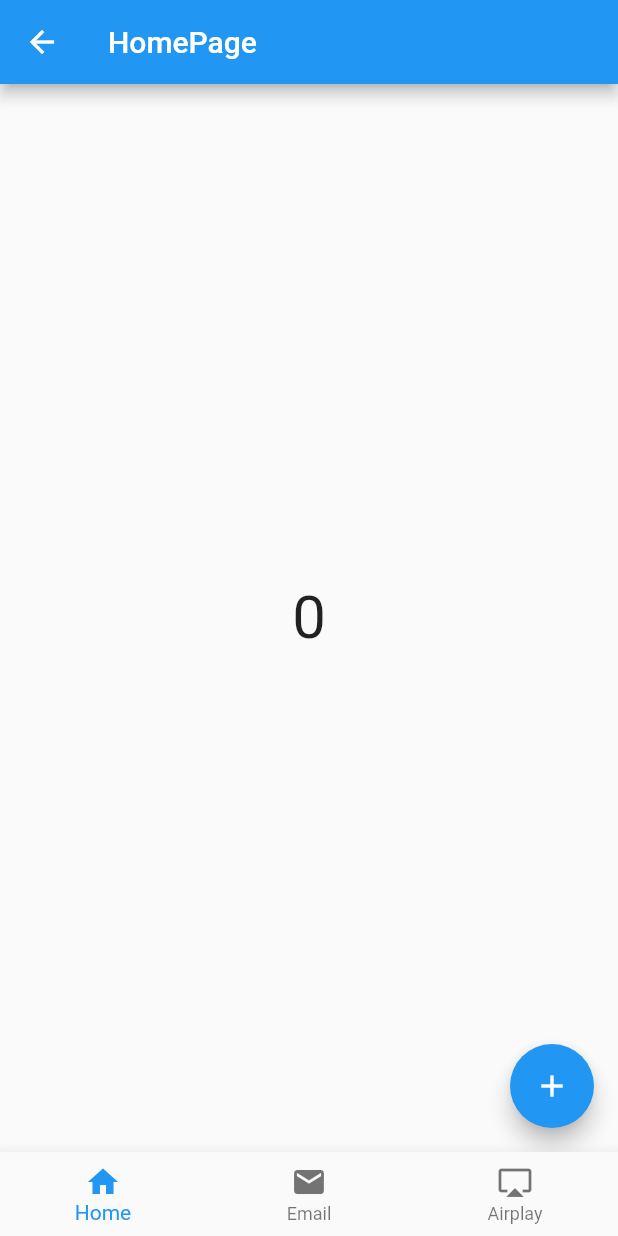
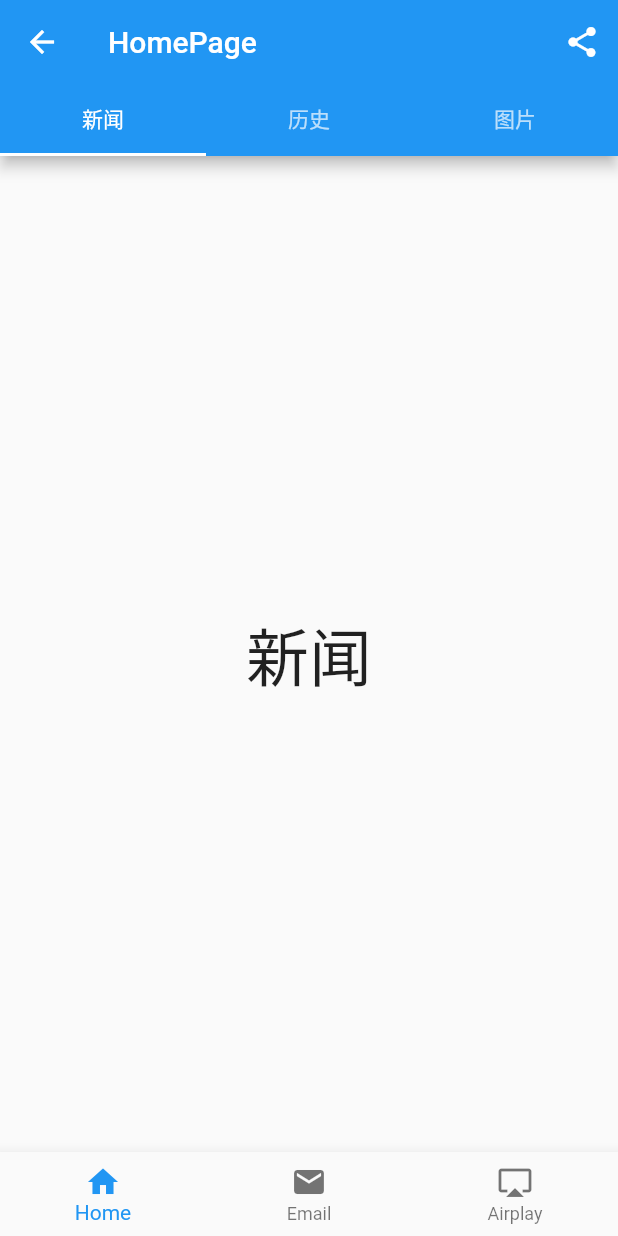
Before and after one commit to nchkdxlq/flutter_demo, a Flutter app: the screen it shows after launch, after a tap on "keepAlive BottomNavigation", on a phone screen of 412 x 824 dp. Run offline on Flutter 3.47's test engine with Material 2 defaults, Android fonts, the phone set to English and light mode, and no system bars.

```diff
--- a/lib/bottom_navigation_bar/CounterPage.dart
+++ b/lib/bottom_navigation_bar/CounterPage.dart
@@ -23,10 +23,7 @@ class CounterState extends State<StatefulWidget> with AutomaticKeepAliveClientMi
 		return Scaffold(
 			appBar: appBar(context),
 			body: body(context),
-			floatingActionButton: FloatingActionButton(
-				onPressed: incrementCounter,
-				child: Icon(Icons.add),
-			),
+			floatingActionButton: floatingActionButton(context),
 		);
   }
 
@@ -50,4 +47,11 @@ class CounterState extends State<StatefulWidget> with AutomaticKeepAliveClientMi
 			),
 		);
 	}
+
+	FloatingActionButton floatingActionButton(BuildContext context) {
+		return FloatingActionButton(
+			onPressed: incrementCounter,
+			child: Icon(Icons.add),
+		);
+	}
 }
--- a/lib/bottom_navigation_bar/keep_alive/HomePage.dart
+++ b/lib/bottom_navigation_bar/keep_alive/HomePage.dart
@@ -1,5 +1,3 @@
-import 'dart:developer';
-
 import 'package:flutter/material.dart';
 import 'package:flutterdemo/bottom_navigation_bar/CounterPage.dart';
 
@@ -10,7 +8,23 @@ class HomePage extends CounterPage {
 	}
 }
 
-class HomePageState extends CounterState {
+class HomePageState extends CounterState with SingleTickerProviderStateMixin {
+
+	List tabs = ['新闻', '历史', '图片'];
+
+	TabController _controller;
+
+	@override
+  void initState() {
+		_controller = TabController(length: tabs.length, vsync: this);
+    super.initState();
+  }
+
+  @override
+  void dispose() {
+    _controller.dispose();
+    super.dispose();
+  }
 
 	@override
   // TODO: implement wantKeepAlive
@@ -18,6 +32,34 @@ class HomePageState extends CounterState {
 
 	@override
 	AppBar appBar(BuildContext context) {
-		return AppBar(title: Text('HomePage'),);
+		return AppBar(
+			title: Text('HomePage'),
+			actions: [
+				IconButton(icon: Icon(Icons.share), onPressed: () => {},)
+			],
+			bottom: TabBar(
+				controller: _controller,
+				tabs: tabs.map( (e) => Tab(text: e) ).toList(),
+			),
+		);
 	}
+
+
+	@override
+  Widget body(BuildContext context) {
+    return TabBarView(
+			controller: _controller,
+			children: tabs.map( (e) {
+				return Container(
+					alignment: Alignment.center,
+					child: Text(e, textScaleFactor: 3,),
+				);
+			} ).toList(),
+		);
+  }
+
+  @override
+  FloatingActionButton floatingActionButton(BuildContext context) {
+    return null;
+  }
 }
--- a/lib/bottom_navigation_bar/keep_alive/KeepAliveNavigation.dart
+++ b/lib/bottom_navigation_bar/keep_alive/KeepAliveNavigation.dart
@@ -30,15 +30,7 @@ class KeepAliveNavigationState extends State<KeepAliveNavigation> with SingleTic
 	@override
 	Widget build(BuildContext context) {
 		return Scaffold(
-			body: PageView(
-				controller: _controller,
-				children: <Widget>[
-					HomePage(),
-					EmailPage(),
-					AirPlayPage(),
-				],
-				physics: NeverScrollableScrollPhysics(),
-			),
+			body: body(context),
 			bottomNavigationBar: bottomNavigationBar(context),
 		);
 	}
```
